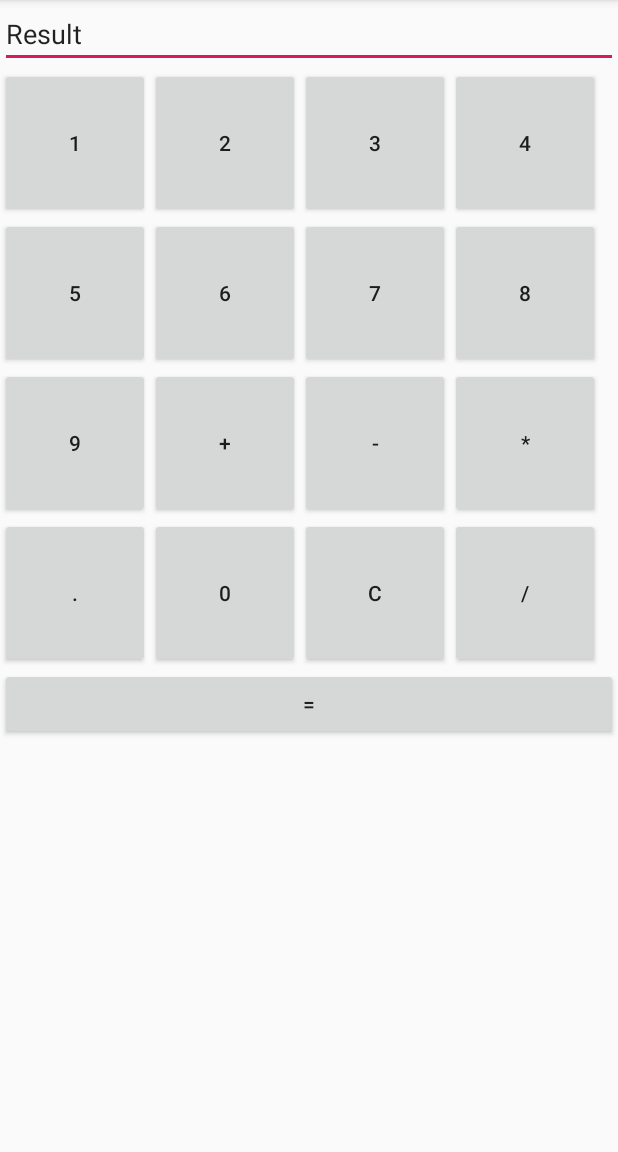
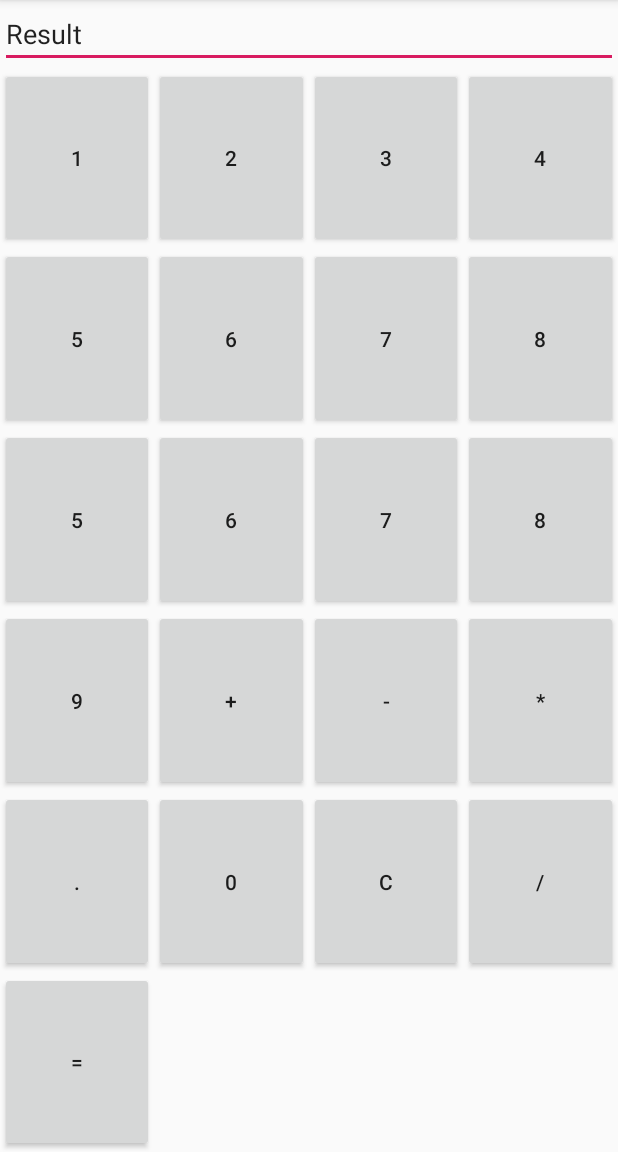
Before and after one commit to bishantgiri/Simplecalculator, an Android app: the screen it shows after launch (MainActivity), on a phone screen of 412 x 824 dp, the part 84-1236 px from its top. Run offline under Robolectric (Android 15) with nearby library versions, the phone set to English and light mode, and no system bars.

```diff
--- a/app/src/main/res/layout/activity_main.xml
+++ b/app/src/main/res/layout/activity_main.xml
@@ -14,154 +14,181 @@
         android:layout_height="wrap_content"
         android:text="Result"/>
 
-<LinearLayout
+<GridLayout
     android:layout_width="match_parent"
-    android:layout_height="wrap_content"
-    android:orientation="horizontal">
+    android:layout_height="match_parent"
+    android:columnCount="4"
+    android:layout_gravity="center"
+    android:orientation="horizontal"
+    android:rowCount="4">
 
     <Button
         android:id="@+id/button1"
-        style="?android:attr/buttonStyleSmall"
-        android:layout_width="100dp"
-        android:layout_height="100dp"
-        android:text="1" />
+        android:layout_width="wrap_content"
+        android:layout_height="wrap_content"
+        android:text="1"
+        android:layout_rowWeight="1"
+        android:layout_columnWeight="1"/>
 
     <Button
         android:id="@+id/button2"
-        style="?android:attr/buttonStyleSmall"
-        android:layout_width="100dp"
-        android:layout_height="100dp"
-        android:text="2" />
+        android:layout_width="wrap_content"
+        android:layout_height="wrap_content"
+        android:text="2"
+        android:layout_rowWeight="1"
+        android:layout_columnWeight="1"/>
 
     <Button
         android:id="@+id/button3"
-        style="?android:attr/buttonStyleSmall"
-        android:layout_width="100dp"
-        android:layout_height="100dp"
-        android:text="3" />
+        android:layout_width="wrap_content"
+        android:layout_height="wrap_content"
+        android:text="3"
+        android:layout_rowWeight="1"
+        android:layout_columnWeight="1"/>
 
     <Button
         android:id="@+id/button4"
-        style="?android:attr/buttonStyleSmall"
-        android:layout_width="100dp"
-        android:layout_height="100dp"
-        android:text="4" />
-
-</LinearLayout>
-
-<LinearLayout
-    android:layout_width="match_parent"
+        android:layout_width="wrap_content"
         android:layout_height="wrap_content"
-    android:orientation="horizontal">
+        android:text="4"
+        android:layout_rowWeight="1"
+        android:layout_columnWeight="1"/>
 
     <Button
         android:id="@+id/button5"
-        style="?android:attr/buttonStyleSmall"
-        android:layout_width="100dp"
-        android:layout_height="100dp"
-        android:text="5" />
+        android:layout_width="wrap_content"
+        android:layout_height="wrap_content"
+        android:text="5"
+        android:layout_rowWeight="1"
+        android:layout_columnWeight="1"/>
 
     <Button
         android:id="@+id/button6"
-        style="?android:attr/buttonStyleSmall"
-        android:layout_width="100dp"
-        android:layout_height="100dp"
-        android:text="6" />
+        android:layout_width="wrap_content"
+        android:layout_height="wrap_content"
+        android:text="6"
+        android:layout_rowWeight="1"
+        android:layout_columnWeight="1"/>
 
     <Button
         android:id="@+id/button7"
-        style="?android:attr/buttonStyleSmall"
-        android:layout_width="100dp"
-        android:layout_height="100dp"
-        android:text="7" />
+        android:layout_width="wrap_content"
+        android:layout_height="wrap_content"
+        android:text="7"
+        android:layout_rowWeight="1"
+        android:layout_columnWeight="1"/>
 
     <Button
         android:id="@+id/button8"
-        style="?android:attr/buttonStyleSmall"
-        android:layout_width="100dp"
-        android:layout_height="100dp"
-        android:text="8" />
-
-
-</LinearLayout>
-    <LinearLayout
         android:layout_width="wrap_content"
         android:layout_height="wrap_content"
-        android:orientation="horizontal"
-        >
+        android:text="8"
+        android:layout_rowWeight="1"
+        android:layout_columnWeight="1"/>
+
+    <Button
+        android:id="@+id/button5"
+        android:layout_width="wrap_content"
+        android:layout_height="wrap_content"
+        android:text="5"
+        android:layout_rowWeight="1"
+        android:layout_columnWeight="1"/>
+
+    <Button
+        android:id="@+id/button6"
+        android:layout_width="wrap_content"
+        android:layout_height="wrap_content"
+        android:text="6"
+        android:layout_rowWeight="1"
+        android:layout_columnWeight="1"/>
+
+    <Button
+        android:id="@+id/button7"
+        android:layout_width="wrap_content"
+        android:layout_height="wrap_content"
+        android:text="7"
+        android:layout_rowWeight="1"
+        android:layout_columnWeight="1"/>
+
+    <Button
+        android:id="@+id/button8"
+        android:layout_width="wrap_content"
+        android:layout_height="wrap_content"
+        android:text="8"
+        android:layout_rowWeight="1"
+        android:layout_columnWeight="1"/>
 
     <Button
         android:id="@+id/button9"
-            style="?android:attr/buttonStyleSmall"
-            android:layout_width="100dp"
-            android:layout_height="100dp"
-            android:text="9" />
+        android:layout_width="wrap_content"
+        android:layout_height="wrap_content"
+        android:text="9"
+        android:layout_rowWeight="1"
+        android:layout_columnWeight="1"/>
 
     <Button
         android:id="@+id/buttonadd"
-            style="?android:attr/buttonStyleSmall"
-            android:layout_width="100dp"
-            android:layout_height="100dp"
-            android:text="+" />
+        android:layout_width="wrap_content"
+        android:layout_height="wrap_content"
+        android:text="+"
+        android:layout_rowWeight="1"
+        android:layout_columnWeight="1"/>
 
     <Button
         android:id="@+id/buttonsub"
-            style="?android:attr/buttonStyleSmall"
-            android:layout_width="100dp"
-            android:layout_height="100dp"
-            android:text="-" />
+        android:layout_width="wrap_content"
+        android:layout_height="wrap_content"
+        android:text="-"
+        android:layout_rowWeight="1"
+        android:layout_columnWeight="1"/>
 
     <Button
         android:id="@+id/buttonmul"
-            style="?android:attr/buttonStyleSmall"
-            android:layout_width="100dp"
-            android:layout_height="100dp"
-            android:text="*" />
-
-    </LinearLayout>
-    <LinearLayout
         android:layout_width="wrap_content"
         android:layout_height="wrap_content"
-        android:orientation="horizontal">
+        android:text="*"
+        android:layout_rowWeight="1"
+        android:layout_columnWeight="1"/>
 
     <Button
         android:id="@+id/button10"
-            style="?android:attr/buttonStyleSmall"
-            android:layout_width="100dp"
-            android:layout_height="100dp"
-            android:text="." />
+        android:layout_width="wrap_content"
+        android:layout_height="wrap_content"
+        android:text="."
+        android:layout_rowWeight="1"
+        android:layout_columnWeight="1"/>
 
     <Button
         android:id="@+id/button0"
-            style="?android:attr/buttonStyleSmall"
-            android:layout_width="100dp"
-            android:layout_height="100dp"
-            android:text="0" />
+        android:layout_width="wrap_content"
+        android:layout_height="wrap_content"
+        android:text="0"
+        android:layout_rowWeight="1"
+        android:layout_columnWeight="1"/>
 
     <Button
         android:id="@+id/buttonC"
-            style="?android:attr/buttonStyleSmall"
-            android:layout_width="100dp"
-            android:layout_height="100dp"
-            android:text="C" />
+        android:layout_width="wrap_content"
+        android:layout_height="wrap_content"
+        android:text="C"
+        android:layout_rowWeight="1"
+        android:layout_columnWeight="1"/>
 
     <Button
         android:id="@+id/buttondiv"
-            style="?android:attr/buttonStyleSmall"
-            android:layout_width="100dp"
-            android:layout_height="100dp"
-            android:text="/" />
-            </LinearLayout>
-    <LinearLayout
-        android:layout_width="match_parent"
-        android:layout_height="match_parent">
+        android:layout_width="wrap_content"
+        android:layout_height="wrap_content"
+        android:text="/"
+        android:layout_rowWeight="1"
+        android:layout_columnWeight="1"/>
 
     <Button
         android:id="@+id/buttoneql"
-            android:layout_width="match_parent"
+        android:layout_width="wrap_content"
         android:layout_height="wrap_content"
-            android:text="=" />
+        android:text="="
+        android:layout_rowWeight="1"
+        android:layout_columnWeight="1"/>
+</GridLayout>
 
 </LinearLayout>
-
-</LinearLayout>
```
Lines whose indentation alone changed are shown as unchanged.
